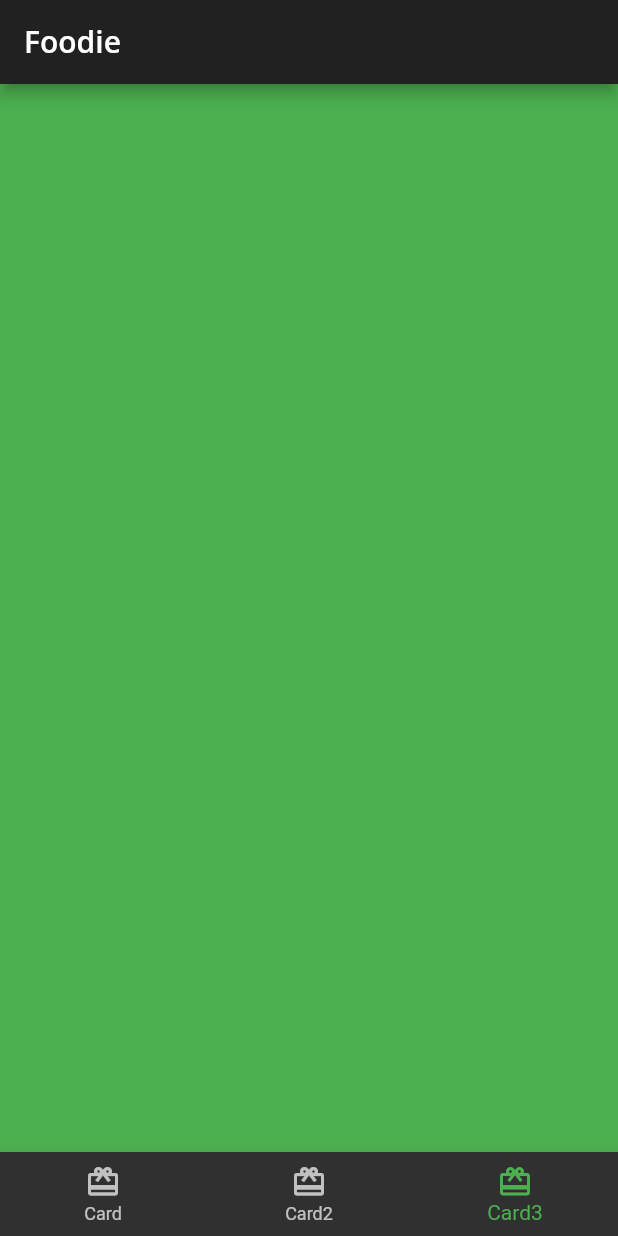
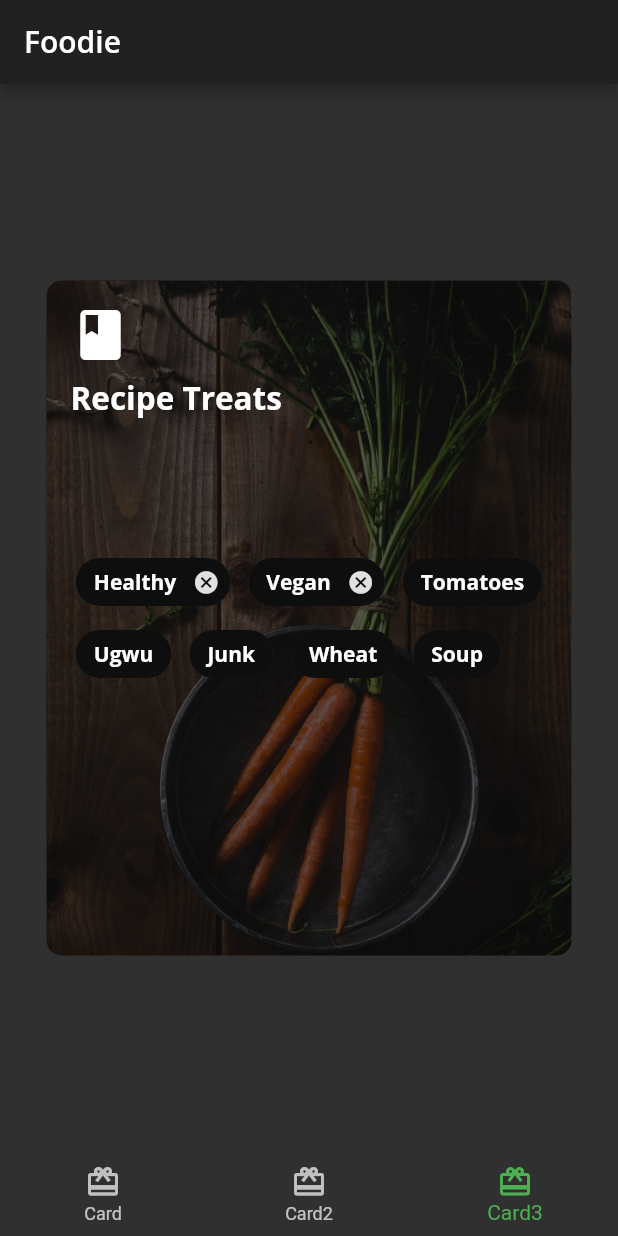
Before and after one commit to Wowo-chukwudi/foodie, a Flutter app: the screen it shows after launch, item 3 of the bottom bar chosen, on a phone screen of 412 x 824 dp. Run offline on Flutter 3.47's test engine with Material 2 defaults, Android fonts, the phone set to English and light mode, and no system bars; our stand-ins replace google_fonts.

Commit message:
Created card 3

```diff
--- /dev/null
+++ b/lib/card3.dart
@@ -0,0 +1,131 @@
+import 'package:flutter/material.dart';
+
+import 'foodie_theme.dart';
+
+class Card3 extends StatefulWidget {
+  const Card3({Key? key}) : super(key: key);
+
+  @override
+  State<Card3> createState() => _Card3State();
+}
+
+class _Card3State extends State<Card3> {
+  @override
+  Widget build(BuildContext context) {
+    return Center(
+      child: Container(
+        //padding: const EdgeInsets.all(16),
+        constraints: const BoxConstraints.expand(
+          width: 350,
+          height: 450,
+        ),
+        decoration: const BoxDecoration(
+            image: DecorationImage(
+                image: AssetImage('assets/mag2.png'), fit: BoxFit.cover),
+            borderRadius: BorderRadius.all(
+              Radius.circular(10.0),
+            )),
+        child: Stack(children: [
+          //added dark overlay BoxDecoration
+          Container(
+            decoration: BoxDecoration(
+              color: Colors.black.withOpacity(0.6),
+              borderRadius: const BorderRadius.all(
+                Radius.circular(10.0),
+              ),
+            ),
+          ),
+          //added container, column, icon, and text
+          Container(
+            padding: const EdgeInsets.all(16),
+            child: Column(
+              crossAxisAlignment: CrossAxisAlignment.start,
+              children: [
+                const Icon(
+                  Icons.book,
+                  color: Colors.white,
+                  size: 40,
+                ),
+                const SizedBox(
+                  height: 8,
+                ),
+                Text(
+                  'Recipe Treats',
+                  style: FoodieTheme.darkTextTheme.headline2,
+                ),
+                const SizedBox(
+                  height: 30,
+                ),
+              ],
+            ),
+          ),
+
+          //added center widget with chip widget
+          Center(
+            child: Wrap(
+              alignment: WrapAlignment.start,
+              spacing: 12,
+              children: [
+                Chip(
+                  label: Text(
+                    'Healthy',
+                    style: FoodieTheme.darkTextTheme.bodyText1,
+                  ),
+                  backgroundColor: Colors.black.withOpacity(0.7),
+                  onDeleted: () {
+                    print('delete');
+                  },
+                ),
+                Chip(
+                  label: Text(
+                    'Vegan',
+                    style: FoodieTheme.darkTextTheme.bodyText1,
+                  ),
+                  backgroundColor: Colors.black.withOpacity(0.7),
+                  onDeleted: () {
+                    print('delete');
+                  },
+                ),
+                Chip(
+                  label: Text(
+                    'Tomatoes',
+                    style: FoodieTheme.darkTextTheme.bodyText1,
+                  ),
+                  backgroundColor: Colors.black.withOpacity(0.7),
+                ),
+                Chip(
+                  label: Text(
+                    'Ugwu',
+                    style: FoodieTheme.darkTextTheme.bodyText1,
+                  ),
+                  backgroundColor: Colors.black.withOpacity(0.7),
+                ),
+                Chip(
+                  label: Text(
+                    'Junk',
+                    style: FoodieTheme.darkTextTheme.bodyText1,
+                  ),
+                  backgroundColor: Colors.black.withOpacity(0.7),
+                ),
+                Chip(
+                  label: Text(
+                    'Wheat',
+                    style: FoodieTheme.darkTextTheme.bodyText1,
+                  ),
+                  backgroundColor: Colors.black.withOpacity(0.7),
+                ),
+                Chip(
+                  label: Text(
+                    'Soup',
+                    style: FoodieTheme.darkTextTheme.bodyText1,
+                  ),
+                  backgroundColor: Colors.black.withOpacity(0.7),
+                ),
+              ],
+            ),
+          )
+        ]),
+      ),
+    );
+  }
+}
--- a/lib/home.dart
+++ b/lib/home.dart
@@ -1,5 +1,6 @@
 import 'package:flutter/material.dart';
 import 'package:foodie/card2.dart';
+import 'package:foodie/card3.dart';
 
 import 'card1.dart';
 
@@ -19,10 +20,8 @@ class _HomeState extends State<Home> {
     const Card1(),
     //Replaced with Card2
     const Card2(),
-    //TODO: Replace with Card3
-    Container(
-      color: Colors.green,
-    ),
+    //Replaced with Card3
+    const Card3(),
   ];
 
   void _onItemTapped(int index) {
```
